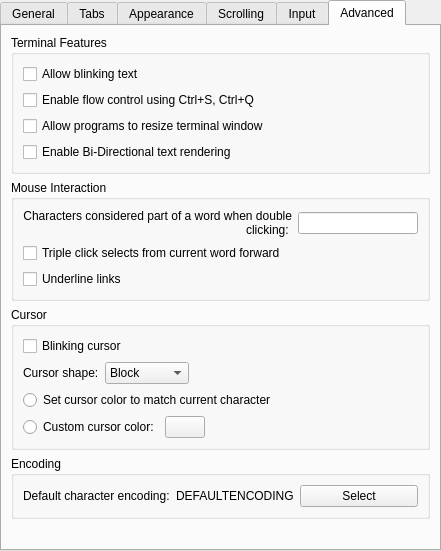
KDE/konsole, file src/EditProfileDialog.ui: the form before one commit.
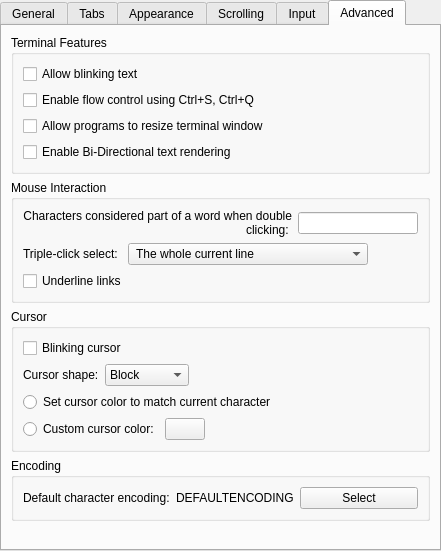
The form after the commit. The open tabs and pages were chosen to show the change. Custom widgets are drawn as their Qt base class.

Commit message:
Change the type of TripleClickMode property from bool to enum.
Its correspoding UI in the EditProfileDialog is changed from
checkbox to combobox.

REVIEW:102742

The edit to the form file:
```diff
--- a/src/EditProfileDialog.ui
+++ b/src/EditProfileDialog.ui
@@ -986,14 +986,45 @@
            </layout>
           </item>
           <item>
-           <widget class="QCheckBox" name="tripleClickMode">
+           <layout class="QHBoxLayout">
+
+            <item>
+             <widget class="QLabel" name="label_17">
+              <property name="text">
+               <string>Triple-click select: </string>
+              </property>
+             </widget>
+            </item>
+            <item>
+             <widget class="KComboBox" name="tripleClickModeCombo">
             <property name="toolTip">
-             <string>All characters from the current word to the end of line will be selected.</string>
-            </property>
+               <string>Which part of current line should be selected with triple click .</string>
+              </property>
+              <item>
             <property name="text">
-             <string>Triple click selects from current word forward</string>
-            </property>
-           </widget>
+                <string comment=""> The whole current line</string>
+               </property>
+              </item>
+              <item>
+               <property name="text">
+                <string comment=""> From mouse position to the end of line</string>
+               </property>
+              </item>
+            </widget>
+            </item>
+            <item>
+             <spacer name="horizontalSpacer">
+              <property name="orientation">
+               <enum>Qt::Horizontal</enum>
+              </property>
+              <property name="sizeHint" stdset="0">
+               <size>
+                <width>0</width>
+               </size>
+              </property>
+             </spacer>
+            </item>
+           </layout>
           </item>
           <item>
            <widget class="QCheckBox" name="underlineLinksButton">
@@ -1065,7 +1096,7 @@
              </widget>
             </item>
             <item>
-             <spacer name="horizontalSpacer">
+             <spacer name="horizontalSpacer_1">
               <property name="orientation">
                <enum>Qt::Horizontal</enum>
               </property>
```
Lines whose indentation alone changed are shown as unchanged. The commit also changes 5 other files.
